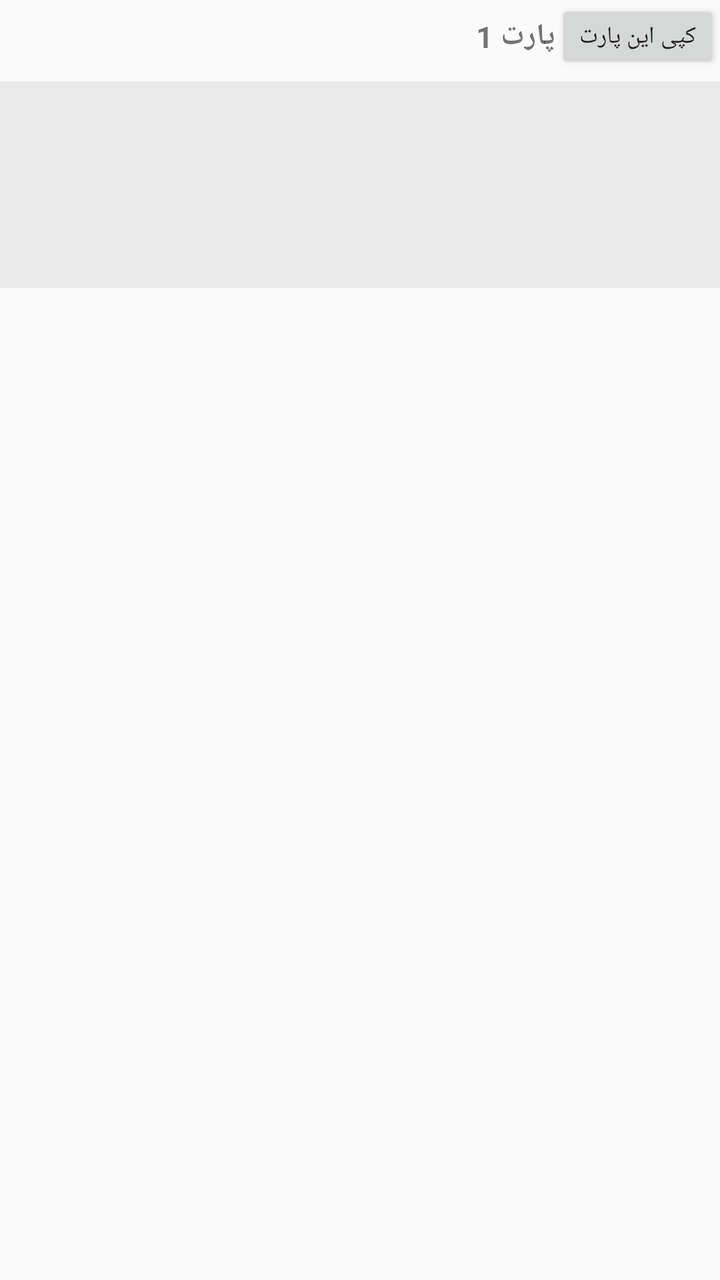
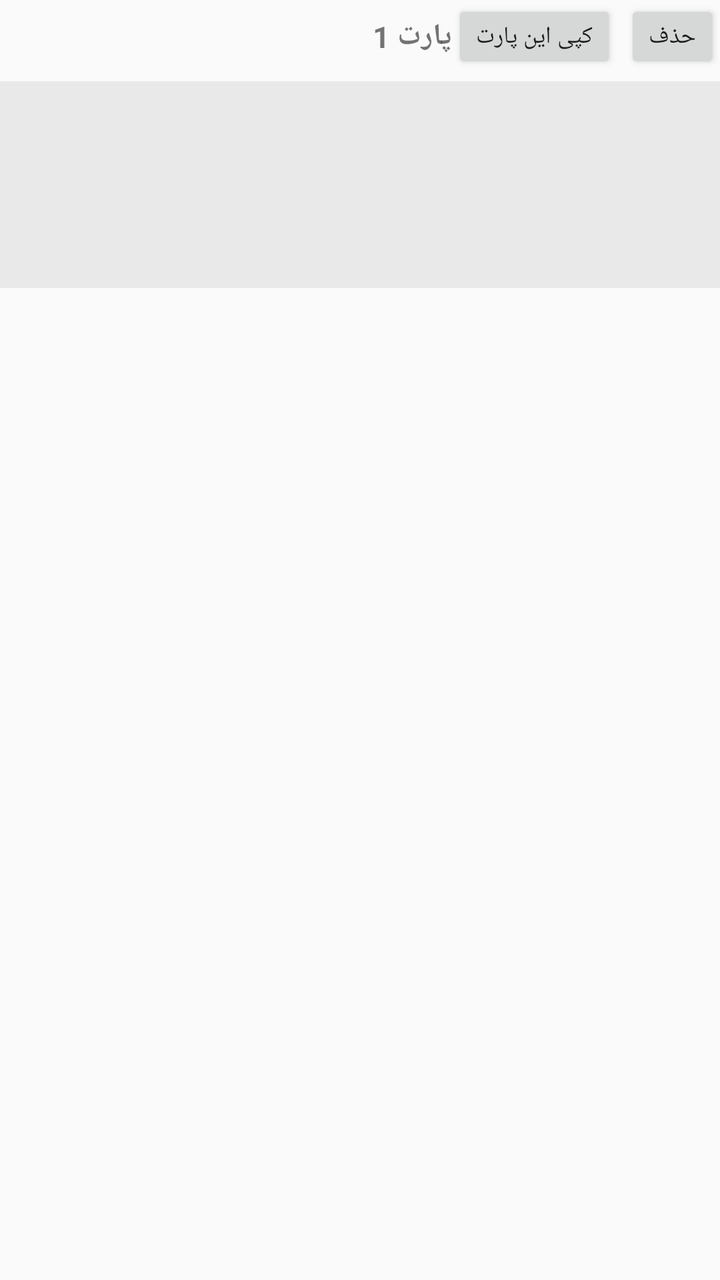

An Android layout rendered at two revisions. The XML below is the earlier revision; the diff shows what the commit changed to produce the second picture.
<!-- AndroidManifest.xml: application theme Theme.AppCompat.Light -->
<!-- res/layout/item_word_shuffle_part.xml -->
<?xml version="1.0" encoding="utf-8"?>
<LinearLayout xmlns:android="http://schemas.android.com/apk/res/android"
    android:layout_width="match_parent"
    android:layout_height="wrap_content"
    android:orientation="vertical"
    android:layout_marginTop="14dp">

    <LinearLayout
        android:layout_width="match_parent"
        android:layout_height="wrap_content"
        android:orientation="horizontal"
        android:gravity="center_vertical">

        <TextView
            android:id="@+id/txtPartLabel"
            android:layout_width="0dp"
            android:layout_height="wrap_content"
            android:layout_weight="1"
            android:textStyle="bold"
            android:textSize="15sp"
            android:text="پارت 1" />

        <Button
            android:id="@+id/btnCopyPart"
            android:layout_width="wrap_content"
            android:layout_height="wrap_content"
            android:text="کپی این پارت"
            android:textSize="12sp"
            android:minWidth="0dp"
            android:minHeight="0dp"
            android:paddingHorizontal="12dp" />

    </LinearLayout>

    <EditText
        android:id="@+id/edtPartText"
        android:layout_width="match_parent"
        android:layout_height="wrap_content"
        android:minLines="4"
        android:gravity="top|start"
        android:layout_marginTop="4dp"
        android:background="#11000000"
        android:padding="8dp" />

</LinearLayout>
<!-- resources referenced by this layout -->
<resources>

</resources>

<!-- the commit's change to res/layout/item_word_shuffle_part.xml (unified diff, before → after) -->
@@ -30,6 +30,17 @@
             android:minHeight="0dp"
             android:paddingHorizontal="12dp" />
 
+        <Button
+            android:id="@+id/btnDeletePart"
+            android:layout_width="wrap_content"
+            android:layout_height="wrap_content"
+            android:text="حذف"
+            android:textSize="12sp"
+            android:minWidth="0dp"
+            android:minHeight="0dp"
+            android:paddingHorizontal="12dp"
+            android:layout_marginStart="4dp" />
+
     </LinearLayout>
 
     <EditText
